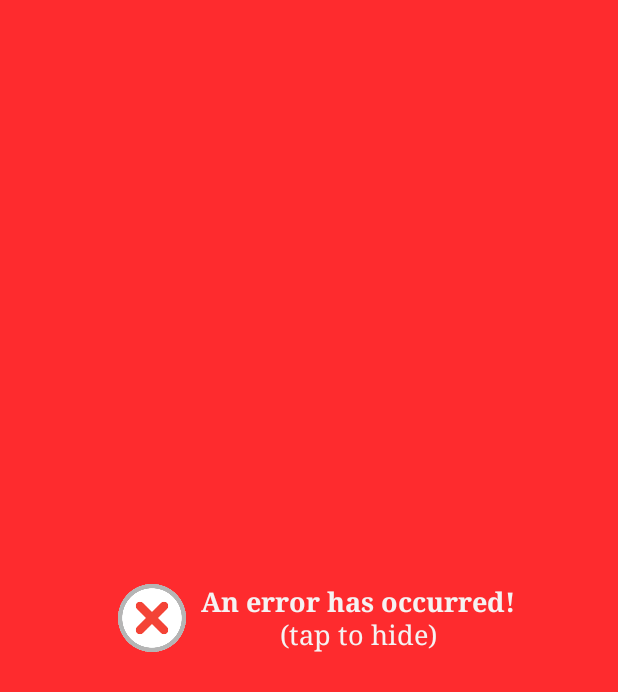
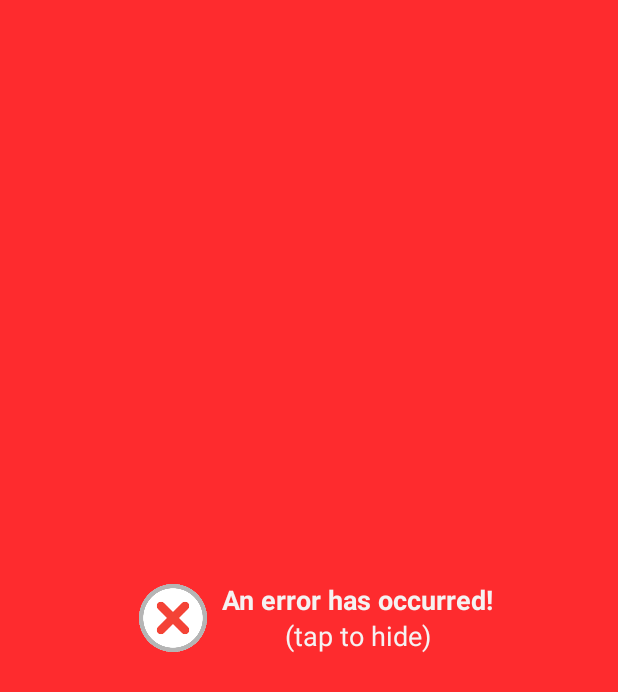
Before and after one commit to mergehez/ArgPlayer, an Android app: the layout error_panel_layout.xml on its own in the app's theme, with its tools: preview values and no code run, on a phone screen of 412 x 824 dp. Shown: the top 692 px of the screen. Run offline under Robolectric (Android 15) with nearby library versions, the phone set to English and light mode, and no system bars.

Commit message:
Improvements in layout files

```diff
--- a/argmusicplayer/src/main/res/drawable/back_general.xml
+++ b/argmusicplayer/src/main/res/drawable/back_general.xml
@@ -1,12 +1,12 @@
 <?xml version="1.0" encoding="utf-8"?>
 <selector xmlns:android="http://schemas.android.com/apk/res/android">
     <item android:state_pressed="true">
-        <color android:color="#ccc"/>
+        <color android:color="?android:attr/colorBackground"/>
     </item> <!-- pressed -->
     <item android:state_focused="true">
-        <color android:color="#ccc"/>
+        <color android:color="?android:attr/colorBackground"/>
     </item> <!-- focused -->
     <item>
-        <color android:color="#eee"/>
+        <color android:color="#00FFFFFF"/>
     </item> <!-- default -->
 </selector>
--- a/argmusicplayer/src/main/res/layout-v16/error_panel_layout.xml
+++ /dev/null
@@ -1,40 +0,0 @@
-<?xml version="1.0" encoding="utf-8"?>
-<RelativeLayout xmlns:android="http://schemas.android.com/apk/res/android"
-    android:layout_width="match_parent"
-    android:layout_height="match_parent"
-    android:background="#d3ff0004"
-    android:gravity="center"
-    android:padding="3dp">
-    <RelativeLayout
-        android:layout_width="wrap_content"
-        android:layout_height="100dp"
-        android:layout_marginLeft="25dp"
-        android:gravity="center"
-        android:id="@+id/errorFrame"
-        android:layout_marginStart="25dp">
-
-        <androidx.appcompat.widget.AppCompatImageView
-            android:layout_width="45dp"
-            android:layout_height="45dp"
-            android:src="@drawable/error" />
-    </RelativeLayout>
-
-    <androidx.appcompat.widget.AppCompatTextView
-        android:id="@+id/tvErrorMessage"
-        android:layout_width="wrap_content"
-        android:layout_height="100dp"
-        android:layout_marginLeft="10dp"
-        android:layout_marginRight="15dp"
-        android:layout_toRightOf="@+id/errorFrame"
-        android:fontFamily="sans-serif"
-        android:gravity="center"
-        android:text="@string/error_message"
-        android:textColor="#f5f2f2"
-        android:textIsSelectable="false"
-        android:textSize="18sp"
-        android:typeface="serif"
-        android:layout_marginStart="10dp"
-        android:layout_marginEnd="15dp"
-        android:layout_toEndOf="@+id/errorFrame" />
-
-</RelativeLayout>
--- a/argmusicplayer/src/main/res/layout/error_panel_layout.xml
+++ b/argmusicplayer/src/main/res/layout/error_panel_layout.xml
@@ -8,7 +8,6 @@
     <RelativeLayout
         android:layout_width="wrap_content"
         android:layout_height="100dp"
-        android:layout_marginLeft="25dp"
         android:gravity="center"
         android:id="@+id/errorFrame"
         android:layout_marginStart="25dp">
@@ -23,9 +22,7 @@
         android:id="@+id/tvErrorMessage"
         android:layout_width="wrap_content"
         android:layout_height="100dp"
-        android:layout_marginLeft="10dp"
-        android:layout_marginRight="15dp"
-        android:layout_toRightOf="@+id/errorFrame"
+        android:fontFamily="sans-serif"
         android:gravity="center"
         android:text="@string/error_message"
         android:textColor="#f5f2f2"
```
Also changed, not shown: argmusicplayer/src/main/res/layout/notification_big_layout.xml (+29 -27 lines), argmusicplayer/src/main/res/layout/notification_layout.xml (+46 -47 lines), argmusicplayer/src/main/res/layout/player_fullscreen_layout.xml (+27 -29 lines), argmusicplayer/src/main/res/layout/player_large_layout.xml (+9 -19 lines), argmusicplayer/src/main/res/layout/player_playlist_item.xml (+10 -12 lines), argmusicplayer/src/main/res/layout/player_small_layout.xml (+19 -17 lines), argmusicplayer/src/main/res/layout/progress_panel_layout.xml (+1 -9 lines).
